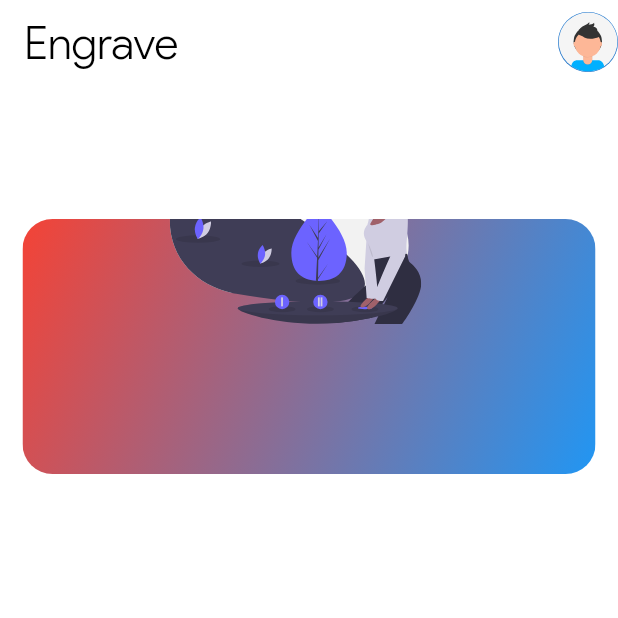
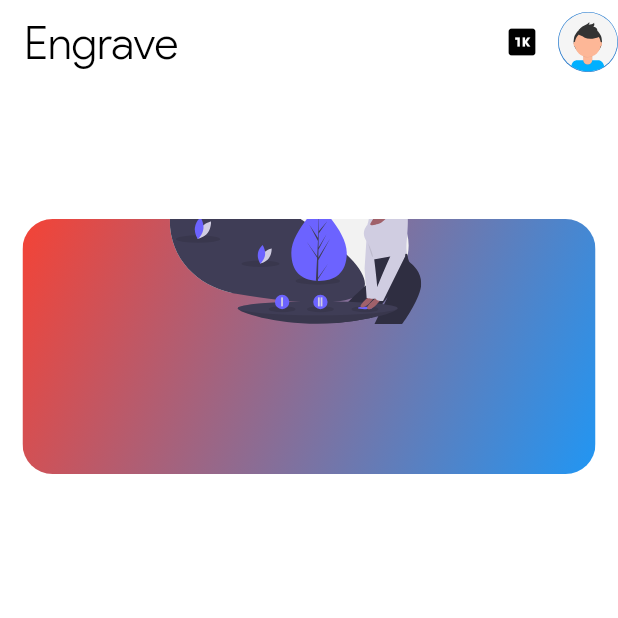
Before and after one commit to Amitpatil215/Engrave, a Flutter app: the screen it shows after launch, on a phone screen of 412 x 824 dp, the top half of it. Run offline on Flutter 3.47's test engine with Material 2 defaults, Android fonts, the phone set to English and light mode, and no system bars; our stand-ins replace flutter_screenutil, flutter_svg, shared_preferences.

```diff
--- a/lib/main.dart
+++ b/lib/main.dart
@@ -1,8 +1,10 @@
 import 'package:flutter/material.dart';
 import 'package:flutter_screenutil/flutter_screenutil.dart';
+import 'package:provider/provider.dart';
 import './screens/home_screen.dart';
 import './main_properties/theme.dart';
 import './main_properties/routs.dart';
+import './main_properties/provider_list.dart';
 
 void main() {
   WidgetsFlutterBinding.ensureInitialized();
@@ -14,7 +16,9 @@ class MyApp extends StatelessWidget {
   // This widget is the root of your application.
   @override
   Widget build(BuildContext context) {
-    return MaterialApp(
+    return MultiProvider(
+      providers: providerList,
+      child: MaterialApp(
         title: 'Flutter Demo',
         theme: theme,
 
@@ -30,6 +34,7 @@ class MyApp extends StatelessWidget {
           },
         ),
         routes: routeTable,
+      ),
     );
   }
 }
--- /dev/null
+++ b/lib/main_properties/provider_list.dart
@@ -0,0 +1,9 @@
+import 'package:engrave/provider/auth.dart';
+import 'package:provider/provider.dart';
+import 'package:provider/single_child_widget.dart';
+
+List<SingleChildWidget> providerList = [
+  ChangeNotifierProvider(
+    create: (context) => Auth(),
+  ),
+];
--- a/lib/screens/home_screen.dart
+++ b/lib/screens/home_screen.dart
@@ -3,6 +3,7 @@ import '../widgets/color.dart';
 import '../widgets/home_screen_widgets/h_s_app_bar_title.dart';
 import '../widgets/home_screen_widgets/h_s_profile_image.dart';
 import '../widgets/home_screen_widgets/h_s_list_view.dart';
+import '../widgets/home_screen_widgets/h_s_test_button.dart';
 
 class HomeScreen extends StatelessWidget {
   @override
@@ -14,6 +15,8 @@ class HomeScreen extends StatelessWidget {
         backgroundColor: appBarColor,
         title: HSAppBarTitle(),
         actions: [
+          /// This button is for debuging purpose
+          HSTestButton(),
           HSProfileImage(),
         ],
       ),
--- /dev/null
+++ b/lib/widgets/home_screen_widgets/h_s_test_button.dart
@@ -0,0 +1,36 @@
+import 'package:engrave/provider/auth.dart';
+import 'package:flutter/material.dart';
+import 'package:provider/provider.dart';
+
+class HSTestButton extends StatelessWidget {
+  @override
+  Widget build(BuildContext context) {
+    return IconButton(
+      icon: Icon(
+        Icons.one_k,
+        color: Colors.black,
+      ),
+      onPressed: () async {
+        print("OK");
+        // await Provider.of<Auth>(context, listen: false).signUP(
+        //   email: "testgmial.com",
+        //   password: "test123",
+        //   username: "test123",
+        // );
+
+        // if (await Provider.of<Auth>(context, listen: false).tryAutoLogin()) {
+        //   print("Loged in");
+        // } else {
+        //   await Provider.of<Auth>(context, listen: false).logIn(
+        //     email: "testgmial.com",
+        //     password: "test123",
+        //   );
+        // }
+
+        print(Provider.of<Auth>(context, listen: false).isAuthenticated);
+
+        //await Provider.of<Auth>(context, listen: false).logOut();
+      },
+    );
+  }
+}
--- a/pubspec.yaml
+++ b/pubspec.yaml
@@ -27,6 +27,7 @@ dependencies:
   http: ^0.12.2
   flutter_svg: ^0.19.1
   flutter_screenutil: ^3.2.0
+  shared_preferences: ^0.5.12+2
 
 
   # The following adds the Cupertino Icons font to your application.
```
Also changed, not shown: lib/exception/http_error.dart (added, +12 -0 lines), lib/provider/auth.dart (added, +142 -0 lines), lib/widgets/home_screen_widgets/h_s_profile_avatar.dart (deleted, +0 -10 lines), pubspec.lock. Lines whose indentation alone changed are shown as unchanged.
